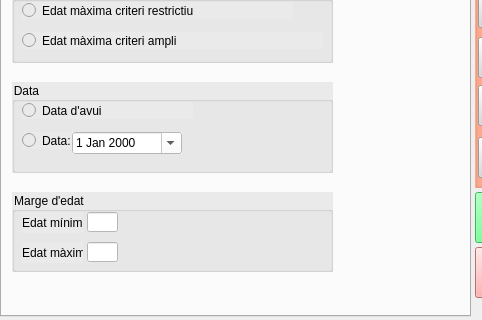
Above: TaulaResum_dialog_base.ui from TecnocampusCCU/TaulaResum before the change; both pictures show x 0 to 482 and y 124 to 444 of the 618 by 444 pixel window. Below: the same form after it.
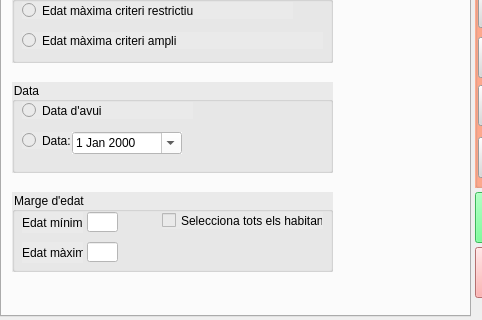
That is the form after the change. The open tabs and pages were chosen to show the change. Icons and pictures are not drawn.

```diff
--- a/TaulaResum_dialog_base.ui
+++ b/TaulaResum_dialog_base.ui
@@ -237,6 +237,19 @@
        <string notr="true">background-color: rgb(255, 255, 255);</string>
       </property>
      </widget>
+     <widget class="QCheckBox" name="Tots_els_habitants">
+      <property name="geometry">
+       <rect>
+        <x>150</x>
+        <y>20</y>
+        <width>161</width>
+        <height>17</height>
+       </rect>
+      </property>
+      <property name="text">
+       <string>Selecciona tots els habitants</string>
+      </property>
+     </widget>
     </widget>
    </widget>
    <widget class="QWidget" name="GENERE">
```
Left out of the diff: 2 changed lines with no effect on the pictures.
